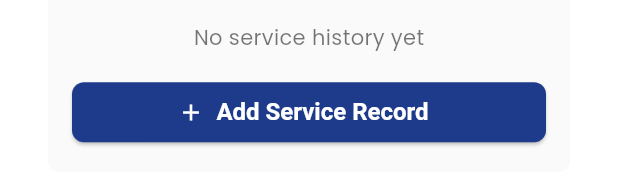
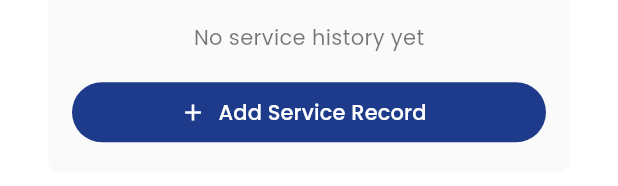
Before and after one commit to joengelena/aurae-beauty-app, a Flutter app: the VehicleDetailPage widget shown alone on an empty page, opened directly with empty values, scrolled down 304 dp, on a phone screen of 412 x 824 dp. Shown: the part 1016-1202 px from the top of the screen. Run offline on Flutter 3.47's test engine with Material 3 defaults, Android fonts, the phone set to English and light mode, and no system bars; our stand-ins replace flutter_secure_storage, go_router, image_picker, smooth_page_indicator; missing offline and left inert: fetch_client; accounts and stored records are empty; network calls fail.

Commit message:
Update add service record button styling to be the same across the app

```diff
--- a/lib/presentation/pages/vehicle_detail_page.dart
+++ b/lib/presentation/pages/vehicle_detail_page.dart
@@ -67,24 +67,25 @@ class _VehicleDetailPageState extends State<VehicleDetailPage> {
       {
         'icon': Icons.speed,
         'label': 'Odometer',
-        'value': vehicle.odometerReading != null
+        'value':
+            vehicle.odometerReading != null
                 ? '${NumberFormat('#,###').format(vehicle.odometerReading!)} ${vehicle.odometerUnit}'
-            : 'Not recorded'
+                : 'Not recorded',
       },
       {
         'icon': Icons.local_gas_station,
         'label': 'Fuel Type',
-        'value': vehicle.fuelType ?? 'Not specified'
+        'value': vehicle.fuelType ?? 'Not specified',
       },
       {
         'icon': Icons.settings,
         'label': 'Transmission',
-        'value': vehicle.transmission ?? 'Not specified'
+        'value': vehicle.transmission ?? 'Not specified',
       },
       {
         'icon': Icons.palette,
         'label': 'Color',
-        'value': vehicle.color ?? 'Not specified'
+        'value': vehicle.color ?? 'Not specified',
       },
     ];
 
@@ -94,7 +95,8 @@ class _VehicleDetailPageState extends State<VehicleDetailPage> {
       'Color': vehicle.color,
       'Fuel Type': vehicle.fuelType,
       'Transmission': vehicle.transmission,
-      'Odometer': vehicle.odometerReading != null
+      'Odometer':
+          vehicle.odometerReading != null
               ? '${NumberFormat('#,###').format(vehicle.odometerReading!)} ${vehicle.odometerUnit}'
               : null,
       'Added': formatDate(vehicle.createdAt),
@@ -240,7 +242,8 @@ class _VehicleDetailPageState extends State<VehicleDetailPage> {
                   mainAxisSpacing: 12,
                   crossAxisSpacing: 12,
                   childAspectRatio: 2.5,
-                    children: keySpecs.map((spec) {
+                  children:
+                      keySpecs.map((spec) {
                         return Container(
                           padding: EdgeInsets.all(12),
                           decoration: BoxDecoration(
@@ -344,8 +347,7 @@ class _VehicleDetailPageState extends State<VehicleDetailPage> {
                     alignment: Alignment.centerLeft,
                     child: Text(
                       'Notes',
-                        style:
-                            Theme.of(context).textTheme.titleMedium?.copyWith(
+                      style: Theme.of(context).textTheme.titleMedium?.copyWith(
                         fontWeight: FontWeight.bold,
                       ),
                     ),
@@ -362,10 +364,7 @@ class _VehicleDetailPageState extends State<VehicleDetailPage> {
                     ),
                     child: Text(
                       vehicle.notes!,
-                        style: TextStyle(
-                          fontSize: 14,
-                          color: Colors.black87,
-                        ),
+                      style: TextStyle(fontSize: 14, color: Colors.black87),
                     ),
                   ),
                 ),
@@ -403,20 +402,22 @@ class _VehicleDetailPageState extends State<VehicleDetailPage> {
                       SizedBox(height: 12),
                       Text(
                         'No service history yet',
-                          style: TextStyle(
-                            fontSize: 14,
-                            color: Colors.black54,
-                          ),
+                        style: TextStyle(fontSize: 14, color: Colors.black54),
                       ),
                       SizedBox(height: 16),
                       SizedBox(
                         width: double.infinity,
-                          child: ElevatedButton.icon(
+                        child: FilledButton.icon(
                           onPressed: () {
                             context.go('/garage/${vehicle.id}/add-service');
                           },
-                            icon: Icon(Icons.add),
-                            label: Text('Add Service Record'),
+                          icon: const Icon(Icons.add),
+                          label: const Text('Add Service Record'),
+                          style: ButtonStyle(
+                            backgroundColor: WidgetStateProperty.all(
+                              Theme.of(context).colorScheme.secondary,
+                            ),
+                          ),
                         ),
                       ),
                     ],
@@ -504,10 +505,7 @@ class _VehicleDetailPageState extends State<VehicleDetailPage> {
                 side: BorderSide(color: textColor),
                 foregroundColor: textColor,
               ),
-              child: Text(
-                'Update',
-                style: TextStyle(fontSize: 12),
-              ),
+              child: Text('Update', style: TextStyle(fontSize: 12)),
             ),
           ),
         ],
@@ -551,7 +549,8 @@ class _VehicleDetailPageState extends State<VehicleDetailPage> {
   }) {
     showDialog(
       context: context,
-      builder: (context) => UpdateExpiryDateDialog(
+      builder:
+          (context) => UpdateExpiryDateDialog(
             title: title,
             currentDate: currentDate,
             fieldName: fieldName,
@@ -562,8 +561,4 @@ class _VehicleDetailPageState extends State<VehicleDetailPage> {
   }
 }
 
-enum ComplianceStatus {
-  valid,
-  expiringSoon,
-  expired,
-}
+enum ComplianceStatus { valid, expiringSoon, expired }
```
Also changed, not shown: lib/presentation/widgets/garage/vehicle_card.dart (+8 -2 lines). Lines whose indentation alone changed are shown as unchanged.
